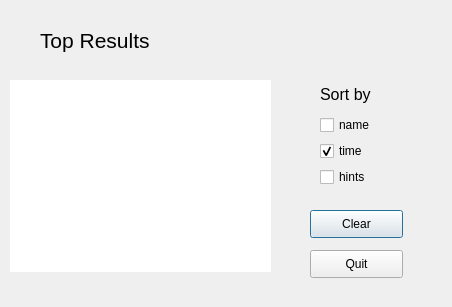
Qt form Sudoku/topresultswindow.ui (Akara4ok/Sudoku) before a commit.
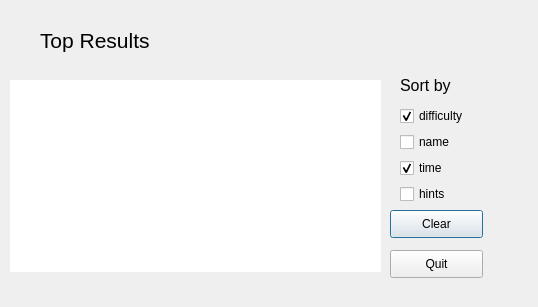
The same form after that commit.

What changed in the file:
```diff
--- a/Sudoku/topresultswindow.ui
+++ b/Sudoku/topresultswindow.ui
@@ -6,7 +6,7 @@
    <rect>
     <x>0</x>
     <y>0</y>
-    <width>452</width>
+    <width>538</width>
     <height>307</height>
    </rect>
   </property>
@@ -34,7 +34,7 @@
   <widget class="QPushButton" name="pushButton">
    <property name="geometry">
     <rect>
-     <x>310</x>
+     <x>390</x>
      <y>210</y>
      <width>93</width>
      <height>28</height>
@@ -47,7 +47,7 @@
   <widget class="QPushButton" name="pushButton_2">
    <property name="geometry">
     <rect>
-     <x>310</x>
+     <x>390</x>
      <y>250</y>
      <width>93</width>
      <height>28</height>
@@ -65,7 +65,7 @@
     <rect>
      <x>10</x>
      <y>80</y>
-     <width>261</width>
+     <width>371</width>
      <height>192</height>
     </rect>
    </property>
@@ -99,6 +99,9 @@
    <property name="selectionBehavior">
     <enum>QAbstractItemView::SelectRows</enum>
    </property>
+   <property name="textElideMode">
+    <enum>Qt::ElideLeft</enum>
+   </property>
    <property name="showGrid">
     <bool>false</bool>
    </property>
@@ -112,7 +115,7 @@
     <bool>true</bool>
    </attribute>
    <attribute name="verticalHeaderVisible">
-    <bool>false</bool>
+    <bool>true</bool>
    </attribute>
    <attribute name="verticalHeaderDefaultSectionSize">
     <number>30</number>
@@ -124,13 +127,31 @@
     <bool>true</bool>
    </attribute>
   </widget>
-  <widget class="QWidget" name="layoutWidget">
+  <widget class="QLabel" name="label_3">
    <property name="geometry">
     <rect>
-     <x>320</x>
-     <y>80</y>
-     <width>65</width>
-     <height>107</height>
+     <x>380</x>
+     <y>30</y>
+     <width>151</width>
+     <height>31</height>
+    </rect>
+   </property>
+   <property name="font">
+    <font>
+     <pointsize>12</pointsize>
+    </font>
+   </property>
+   <property name="text">
+    <string/>
+   </property>
+  </widget>
+  <widget class="QWidget" name="">
+   <property name="geometry">
+    <rect>
+     <x>400</x>
+     <y>70</y>
+     <width>76</width>
+     <height>134</height>
     </rect>
    </property>
    <layout class="QVBoxLayout" name="verticalLayout">
@@ -146,6 +167,16 @@
       </property>
      </widget>
     </item>
+    <item>
+     <widget class="QCheckBox" name="checkBox_4">
+      <property name="text">
+       <string>difficulty</string>
+      </property>
+      <property name="checked">
+       <bool>true</bool>
+      </property>
+     </widget>
+    </item>
     <item>
      <widget class="QCheckBox" name="checkBox">
       <property name="text">
@@ -172,24 +203,6 @@
     </item>
    </layout>
   </widget>
-  <widget class="QLabel" name="label_3">
-   <property name="geometry">
-    <rect>
-     <x>300</x>
-     <y>30</y>
-     <width>151</width>
-     <height>31</height>
-    </rect>
-   </property>
-   <property name="font">
-    <font>
-     <pointsize>12</pointsize>
-    </font>
-   </property>
-   <property name="text">
-    <string/>
-   </property>
-  </widget>
  </widget>
  <resources/>
  <connections/>
```
Left out of the diff: 2 changed lines with no effect on the pictures.
